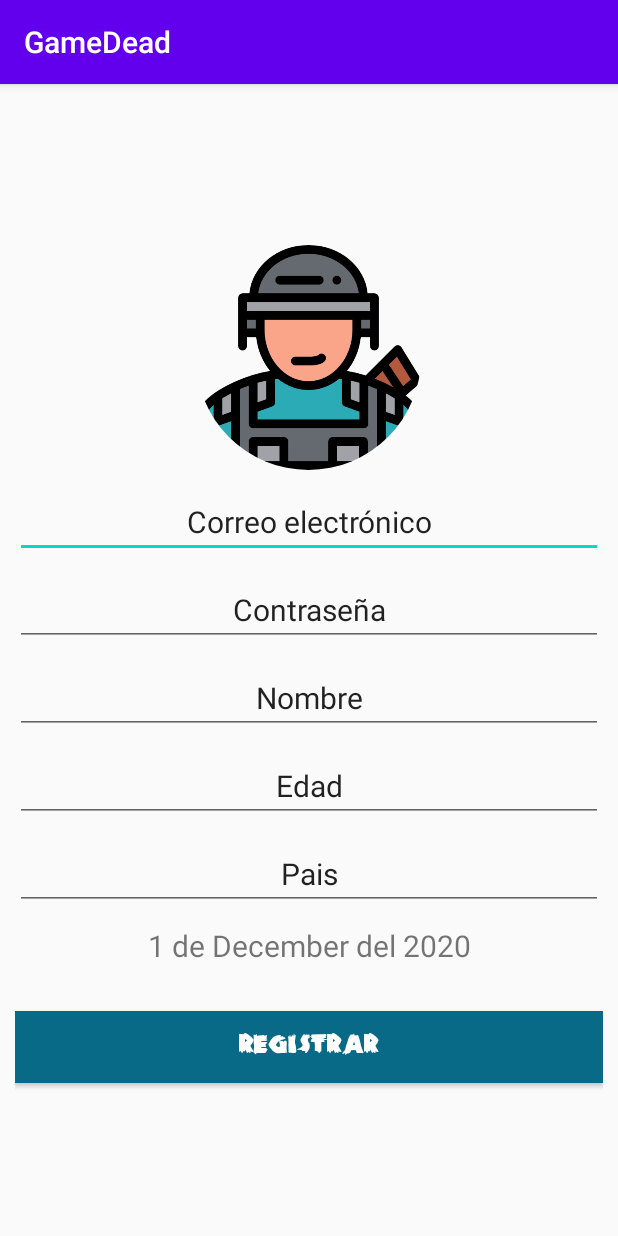
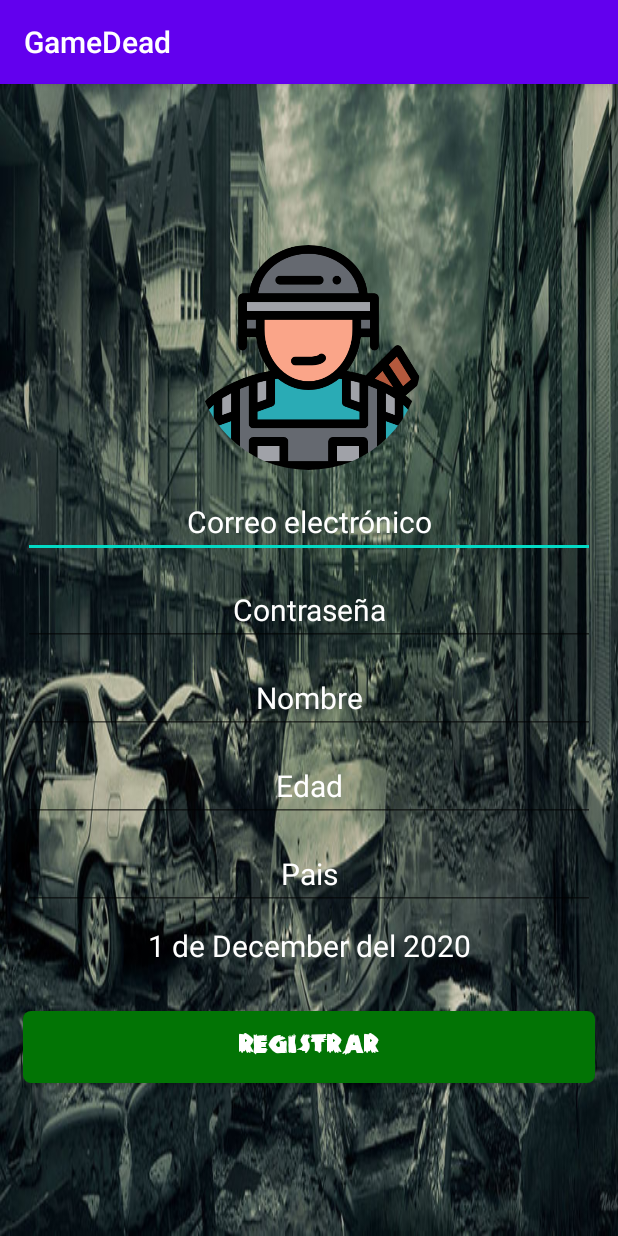
Before and after one commit to boris959/GameDead, an Android app: the Registro screen opened directly, with no data from a screen before it, on a phone screen of 412 x 824 dp. Run offline under Robolectric (Android 15) with nearby library versions, the phone set to English and light mode, and no system bars; our stand-ins replace CircleImageView, Firebase (no records; nobody signed in at launch, a user with empty details on screens opened directly).

Commit message:
editando diseño estetico

```diff
--- a/app/src/main/java/com/boris/gamedead/Menu.java
+++ b/app/src/main/java/com/boris/gamedead/Menu.java
@@ -6,7 +6,6 @@ import androidx.appcompat.app.AppCompatActivity;
 import android.content.Intent;
 import android.graphics.Typeface;
 import android.os.Bundle;
-import android.provider.ContactsContract;
 import android.view.View;
 import android.widget.Button;
 import android.widget.TextView;
@@ -22,7 +21,7 @@ import com.google.firebase.database.Query;
 import com.google.firebase.database.ValueEventListener;
 import com.squareup.picasso.Picasso;
 
-import java.sql.SQLTransactionRollbackException;
+
 
 import de.hdodenhof.circleimageview.CircleImageView;
 
--- a/app/src/main/res/drawable/boton_personalizado.xml
+++ b/app/src/main/res/drawable/boton_personalizado.xml
@@ -1,7 +1,7 @@
 <?xml version="1.0" encoding="utf-8"?>
 <shape xmlns:android="http://schemas.android.com/apk/res/android">
 
-    <solid android:color="#40164C"/>
+    <solid android:color="#027405"/>
     <corners android:radius="5dp"/>
 
 
--- a/app/src/main/res/layout/activity_login.xml
+++ b/app/src/main/res/layout/activity_login.xml
@@ -5,7 +5,7 @@
     xmlns:tools="http://schemas.android.com/tools"
     android:layout_width="match_parent"
     android:layout_height="match_parent"
-    android:background="#ffffff"
+    android:background="@drawable/login"
     tools:context=".Login">
 
     <androidx.appcompat.widget.LinearLayoutCompat
@@ -56,9 +56,10 @@
         <Button
             android:id="@+id/BtnLogin"
             android:text="@string/BtnLogin"
-            android:background="#086A87"
             android:textColor="#ffffff"
+            android:background="@drawable/boton_personalizado"
             android:layout_marginTop="10dp"
+            android:textSize="20sp"
             android:layout_width="match_parent"
             android:layout_height="wrap_content"/>
 
--- a/app/src/main/res/layout/activity_main.xml
+++ b/app/src/main/res/layout/activity_main.xml
@@ -5,7 +5,7 @@
     xmlns:tools="http://schemas.android.com/tools"
     android:layout_width="match_parent"
     android:layout_height="match_parent"
-    android:background="#670588"
+    android:background="@drawable/main"
     tools:context=".MainActivity">
 
     <androidx.appcompat.widget.LinearLayoutCompat
@@ -30,6 +30,7 @@
             android:layout_width="match_parent"
             android:layout_height="wrap_content"
             android:layout_marginLeft="30dp"
+            android:textSize="20sp"
             android:layout_marginRight="30dp"
             android:background="@drawable/boton_personalizado"
             android:textColor="#ffffff"
@@ -43,6 +44,7 @@
             android:layout_height="wrap_content"
             android:layout_marginLeft="30dp"
             android:layout_marginTop="10dp"
+            android:textSize="20sp"
             android:layout_marginRight="30dp"
             android:background="@drawable/boton_personalizado"
             android:text="@string/BTNREGISTRAR"
--- a/app/src/main/res/layout/activity_menu.xml
+++ b/app/src/main/res/layout/activity_menu.xml
@@ -4,7 +4,7 @@
     xmlns:tools="http://schemas.android.com/tools"
     android:layout_width="match_parent"
     android:layout_height="match_parent"
-    android:background="#4D3555"
+    android:background="@drawable/menu"
     tools:context=".Menu">
 
     <androidx.appcompat.widget.LinearLayoutCompat
--- a/app/src/main/res/layout/activity_registro.xml
+++ b/app/src/main/res/layout/activity_registro.xml
@@ -1,16 +1,18 @@
 <?xml version="1.0" encoding="utf-8"?>
 <RelativeLayout
     xmlns:android="http://schemas.android.com/apk/res/android"
-    xmlns:app="http://schemas.android.com/apk/res-auto"
     xmlns:tools="http://schemas.android.com/tools"
     android:layout_width="match_parent"
     android:layout_height="match_parent"
+    android:background="@drawable/registrar"
     tools:context=".Registro">
+
+
     <androidx.appcompat.widget.LinearLayoutCompat
         android:layout_width="match_parent"
         android:layout_height="match_parent"
         android:orientation="vertical"
-        android:padding="10dp"
+        android:padding="15dp"
         android:gravity="center">
         <!--IMAGEN-->
         <de.hdodenhof.circleimageview.CircleImageView
@@ -27,6 +29,7 @@
                 android:id="@+id/correoET"
                 android:text="@string/correoET"
                 android:gravity="center"
+                android:textColor="#ffffff"
                 android:textSize="20sp"
                 android:layout_marginTop="10dp"
                 android:hint=""
@@ -42,6 +45,7 @@
             <EditText
                 android:id="@+id/passET"
                 android:text="@string/passET"
+                android:textColor="#ffffff"
                 android:gravity="center"
                 android:textSize="20sp"
                 android:layout_marginTop="10dp"
@@ -56,6 +60,7 @@
             <EditText
                 android:id="@+id/nombreET"
                 android:text="@string/nombreET"
+                android:textColor="#ffffff"
                 android:gravity="center"
                 android:textSize="20sp"
                 android:layout_marginTop="10dp"
@@ -70,6 +75,7 @@
             <EditText
                 android:id="@+id/edadET"
                 android:text="@string/edadET"
+                android:textColor="#ffffff"
                 android:gravity="center"
                 android:textSize="20sp"
                 android:layout_marginTop="10dp"
@@ -85,6 +91,7 @@
                 android:id="@+id/paisET"
                 android:text="@string/paisET"
                 android:gravity="center"
+                android:textColor="#ffffff"
                 android:textSize="20sp"
                 android:layout_marginTop="10dp"
                 android:layout_width="match_parent"
@@ -96,6 +103,7 @@
         android:id="@+id/fechaTxt"
         android:text="@string/fechaTxt"
         android:gravity="center"
+        android:textColor="#ffffff"
         android:textSize="20sp"
         android:layout_marginTop="10dp"
         android:layout_width="match_parent"
@@ -103,9 +111,9 @@
     <Button
         android:id="@+id/registrarBt"
         android:text="@string/registrarBt"
+        android:background="@drawable/boton_personalizado"
         android:layout_marginTop="30dp"
         android:textSize="20sp"
-        android:background="#086A87"
         android:textColor="#ffffff"
         android:layout_width="match_parent"
         android:layout_height="wrap_content"/>
--- a/app/src/main/res/layout/gameover.xml
+++ b/app/src/main/res/layout/gameover.xml
@@ -1,18 +1,18 @@
 <?xml version="1.0" encoding="utf-8"?>
-<androidx.appcompat.widget.LinearLayoutCompat xmlns:android="http://schemas.android.com/apk/res/android"
+<androidx.appcompat.widget.LinearLayoutCompat
+    xmlns:android="http://schemas.android.com/apk/res/android"
     xmlns:app="http://schemas.android.com/apk/res-auto"
     android:orientation="vertical"
     android:layout_width="350dp"
     android:layout_height="700dp"
     android:layout_gravity="center"
-    android:background="#670588"
+    android:background="@drawable/gameover"
     android:padding="30dp"
     android:gravity="center">
 
     <!--IMAGEN-->
     <androidx.appcompat.widget.AppCompatImageView
         android:id="@+id/imagen"
-        android:src="@drawable/splash"
         android:layout_width="300dp"
         android:layout_marginTop="-50dp"
         android:layout_height="180dp"/>
```
Also changed, not shown: app/src/main/res/layout/activity_splash.xml (+5 -4 lines), app/src/main/res/drawable/gameover.jpg (added), app/src/main/res/drawable/gameover2.jpg (added), app/src/main/res/drawable/login.jpg (added), app/src/main/res/drawable/main.jpg (added), app/src/main/res/drawable/registrar.jpg (added), app/src/main/res/drawable/splash3.png (renamed from app/src/main/res/drawable/splash.png), app/src/main/res/drawable/splash33.jpg (added), 2 other files.
